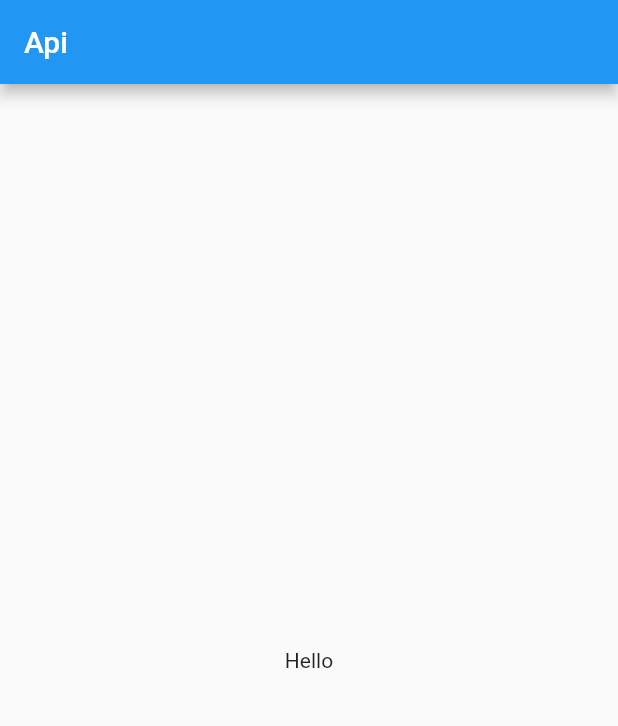
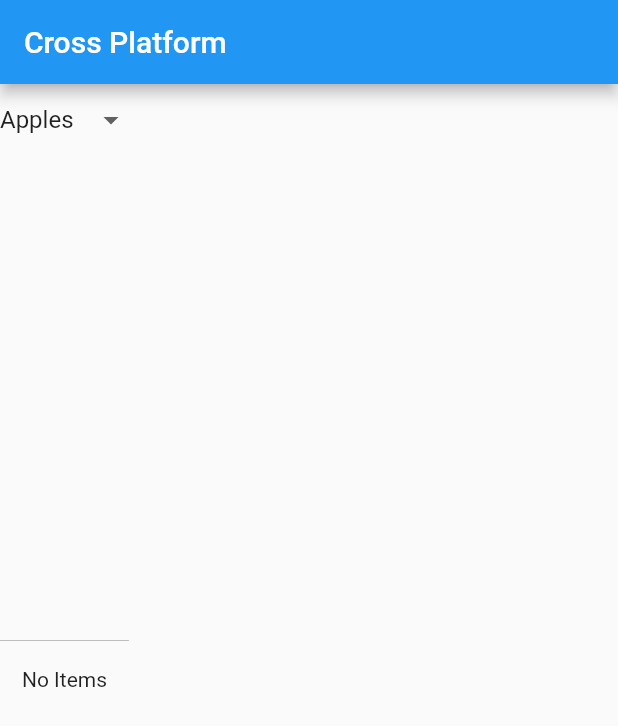
Before and after one commit to rahul6975/Flutter-Apps, a Flutter app: the screen it shows after launch, on a phone screen of 412 x 824 dp. Shown: the top 726 px of the screen. Run offline on Flutter 3.47's test engine with Material 2 defaults, Android fonts, the light colour scheme and no system bars; our stand-ins replace audioplayers.

Commit message:
cross platform

```diff
--- a/api_new/lib/main.dart
+++ b/api_new/lib/main.dart
@@ -1,12 +1,16 @@
 import 'package:flutter/material.dart';
-import 'package:http/http.dart' as http;
-import 'dart:convert' as convert;
 import 'package:flutter/cupertino.dart';
+import 'dart:io' show Platform;
 
 void main() {
   runApp(
     MaterialApp(
-      home: MyApp(),
+      home: Scaffold(
+        appBar: AppBar(
+          title: Text("Cross Platform"),
+        ),
+        body: MyApp(),
+      ),
     ),
   );
 }
@@ -19,20 +23,71 @@ class MyApp extends StatefulWidget {
 }
 
 class _MyAppState extends State<MyApp> {
+  List<String> fruits = ['Oranges', 'Apples', 'Bananas'];
+  String? cartItem = 'No Items';
+  List<DropdownMenuItem<String>> getItems() {
+    List<DropdownMenuItem<String>> items = [];
+    fruits.forEach((element) {
+      var eachItem = DropdownMenuItem(
+        child: Text('$element'),
+        value: element,
+      );
+      items.add(eachItem);
+    });
+    return items;
+  }
 
+  DropdownButton getAndroiDropDown() {
+    return DropdownButton<String>(
+      value: 'Apples',
+      items: getItems(),
+      onChanged: (value) {
+        setState(() {
+          cartItem = value;
+        });
+      },
+    );
+  }
 
+  Widget getPlatformSpecific() {
+    if (Platform.isIOS) {
+      return getIosDropdown();
+    } else {
+      return getAndroiDropDown();
+    }
+  }
+
+  getIosDropdown() {
+    List<Widget> list = [];
+    return CupertinoPicker(
+        itemExtent: 30.0,
+        onSelectedItemChanged: (onSelectedItemChanged) {
+          fruits.forEach((element) {
+            list.add(Text('$element'));
+          });
+          setState(() {
+            cartItem = fruits[onSelectedItemChanged];
+          });
+        },
+        children: list);
+  }
 
   @override
   Widget build(BuildContext context) {
-    return Scaffold(
-      appBar: AppBar(
-        title: Text("Api"),
-      ),
-      body: Column(
-        mainAxisAlignment: MainAxisAlignment.center,
-        children: <Widget>[
-          Center(
-            child: Text("Hello"),
+    return SafeArea(
+      child: Column(
+        children: [
+          Expanded(
+            child: Container(
+              child: getPlatformSpecific(),
+            ),
+          ),
+          SizedBox(
+            height: 10.0,
+            width: 30.0,
+          ),
+          Expanded(
+            child: Text('$cartItem'),
           ),
         ],
       ),
```
